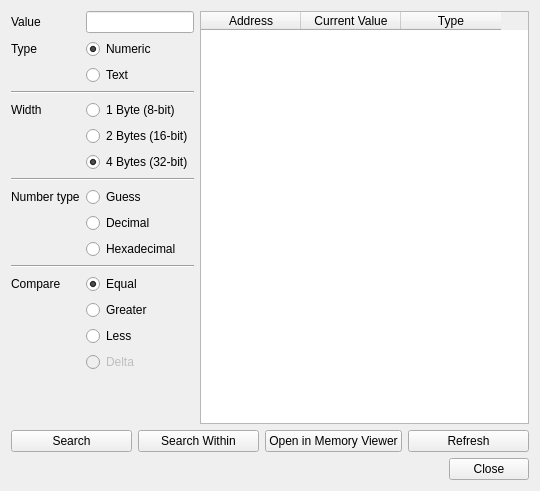
Qt form Libretro/mgba/src/platform/qt/MemorySearch.ui (kiddreads/Avalon-copy2) before a commit.
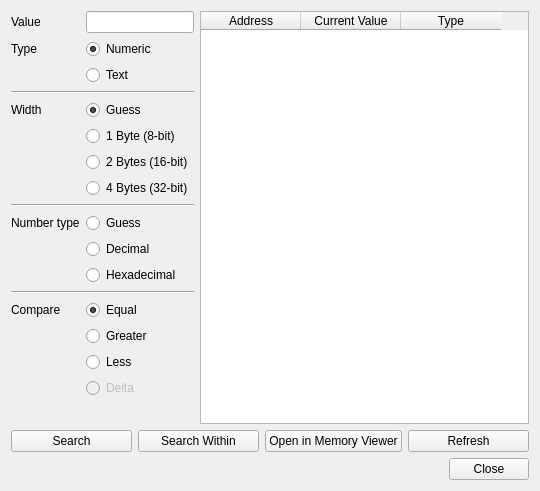
The same form after that commit.

Commit message: Core: Separate guessing width and type

```diff
--- a/Libretro/mgba/src/platform/qt/MemorySearch.ui
+++ b/Libretro/mgba/src/platform/qt/MemorySearch.ui
@@ -114,6 +114,19 @@
       </widget>
      </item>
      <item row="4" column="1">
+      <widget class="QRadioButton" name="bitsGuess">
+       <property name="text">
+        <string>Guess</string>
+       </property>
+       <property name="checked">
+        <bool>true</bool>
+       </property>
+       <attribute name="buttonGroup">
+        <string notr="true">width</string>
+       </attribute>
+      </widget>
+     </item>
+     <item row="5" column="1">
       <widget class="QRadioButton" name="bits8">
        <property name="text">
         <string>1 Byte (8-bit)</string>
@@ -123,7 +136,7 @@
        </attribute>
       </widget>
      </item>
-     <item row="5" column="1">
+     <item row="6" column="1">
       <widget class="QRadioButton" name="bits16">
        <property name="text">
         <string>2 Bytes (16-bit)</string>
@@ -133,72 +146,72 @@
        </attribute>
       </widget>
      </item>
-     <item row="6" column="1">
+     <item row="7" column="1">
       <widget class="QRadioButton" name="bits32">
        <property name="text">
         <string>4 Bytes (32-bit)</string>
        </property>
        <property name="checked">
-        <bool>true</bool>
+        <bool>false</bool>
        </property>
        <attribute name="buttonGroup">
         <string notr="true">width</string>
        </attribute>
       </widget>
      </item>
-     <item row="7" column="0" colspan="2">
+     <item row="8" column="0" colspan="2">
       <widget class="Line" name="line_2">
        <property name="orientation">
         <enum>Qt::Horizontal</enum>
        </property>
       </widget>
      </item>
-     <item row="8" column="0">
+     <item row="9" column="0">
       <widget class="QLabel" name="label_4">
        <property name="text">
         <string>Number type</string>
        </property>
       </widget>
      </item>
-     <item row="8" column="1">
-      <widget class="QRadioButton" name="numGuess">
-       <property name="text">
-        <string>Guess</string>
-       </property>
-       <property name="checked">
-        <bool>true</bool>
-       </property>
-      </widget>
-     </item>
      <item row="9" column="1">
+      <widget class="QRadioButton" name="numGuess">
+       <property name="text">
+        <string>Guess</string>
+       </property>
+       <property name="checked">
+        <bool>true</bool>
+       </property>
+      </widget>
+     </item>
+     <item row="10" column="1">
       <widget class="QRadioButton" name="numDec">
        <property name="text">
         <string>Decimal</string>
        </property>
       </widget>
      </item>
-     <item row="10" column="1">
+     <item row="11" column="1">
       <widget class="QRadioButton" name="numHex">
        <property name="text">
         <string>Hexadecimal</string>
        </property>
       </widget>
      </item>
-     <item row="11" column="0" colspan="2">
+     <item row="12" column="0" colspan="2">
       <widget class="Line" name="line_3">
        <property name="orientation">
         <enum>Qt::Horizontal</enum>
        </property>
       </widget>
      </item>
-     <item row="12" column="0">
+     <item row="13" column="0">
       <widget class="QLabel" name="label_5">
        <property name="text">
         <string>Compare</string>
        </property>
       </widget>
      </item>
-     <item row="12" column="1">
+     <item row="13" column="1">
       <widget class="QRadioButton" name="opEqual">
        <property name="text">
         <string>Equal</string>
@@ -211,7 +224,7 @@
        </attribute>
       </widget>
      </item>
-     <item row="13" column="1">
+     <item row="14" column="1">
       <widget class="QRadioButton" name="opGreater">
        <property name="text">
         <string>Greater</string>
@@ -221,7 +234,7 @@
        </attribute>
       </widget>
      </item>
-     <item row="14" column="1">
+     <item row="15" column="1">
       <widget class="QRadioButton" name="opLess">
        <property name="text">
         <string>Less</string>
@@ -231,7 +244,7 @@
        </attribute>
       </widget>
      </item>
-     <item row="15" column="1">
+     <item row="16" column="1">
       <widget class="QRadioButton" name="opDelta">
        <property name="enabled">
         <bool>false</bool>
```
The commit also changes 2 other files.
